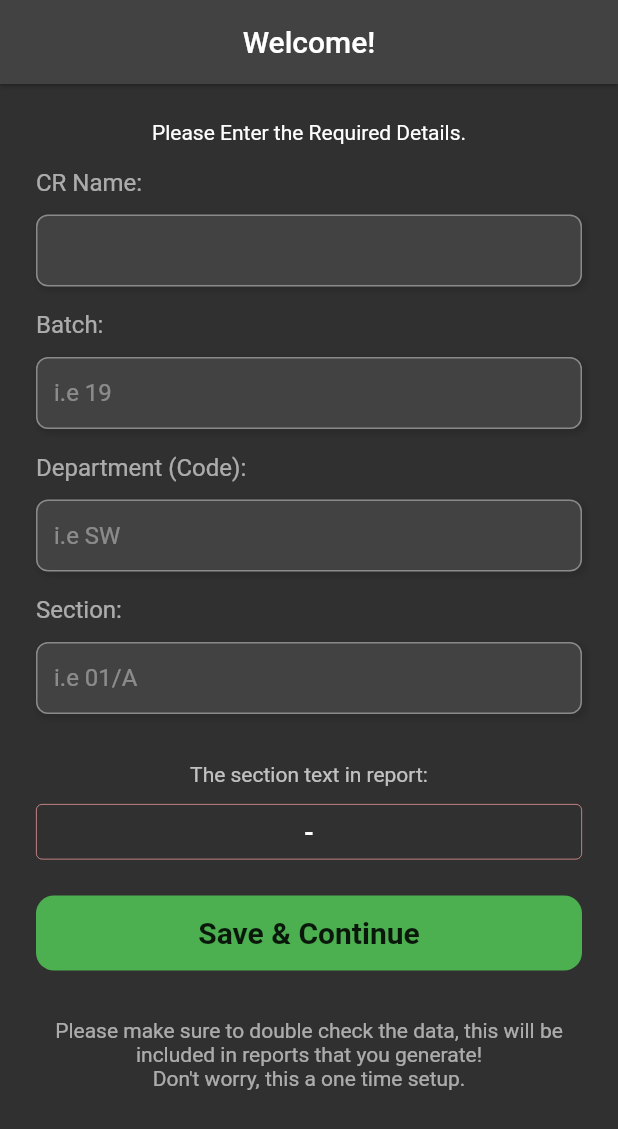
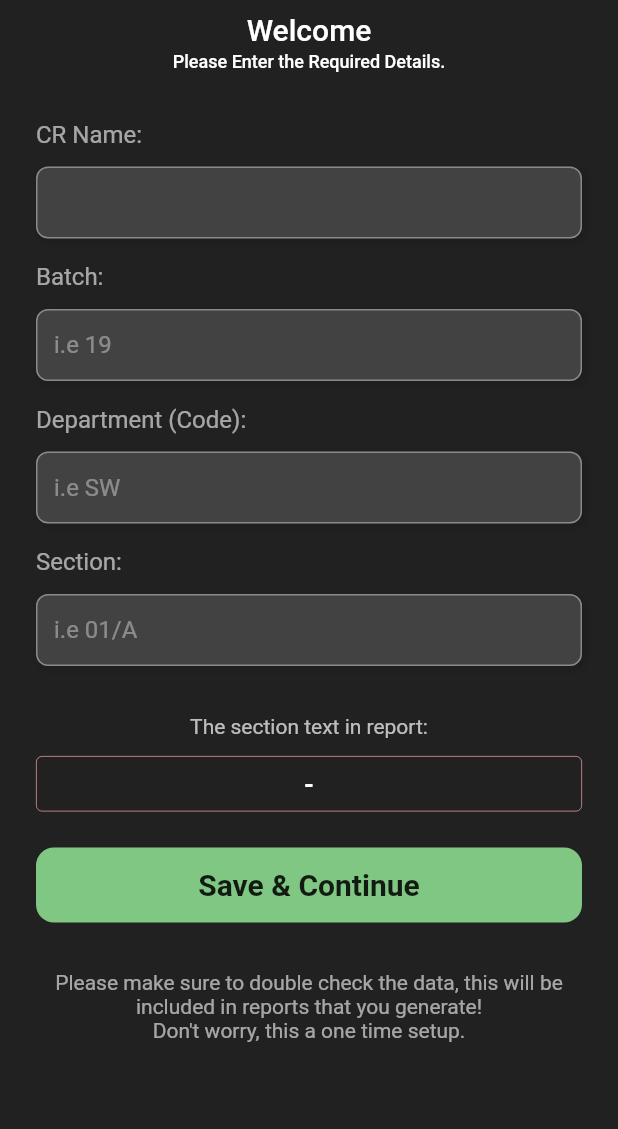
Before and after one commit to rashidwassan/muet-attendance-taking-app, a Flutter app: the screen it shows after launch, on a phone screen of 412 x 824 dp. Shown: the top 1129 px of the screen. Run offline on Flutter 3.47's test engine with Material 2 defaults, Android fonts, the phone set to English and light mode, and no system bars; our stand-ins replace csv, file_picker, hive, lottie, screenshot, share and 1 more; missing offline and left inert: clipboard; accounts and stored records are empty.

Commit message:
UI changes

```diff
--- a/lib/attendance_app.dart
+++ b/lib/attendance_app.dart
@@ -17,7 +17,8 @@ class MUETAttendanceApp extends StatelessWidget {
     return MultiProvider(
       providers: [
         ListenableProvider<StudentListProvider>(
-            create: (_) => StudentListProvider()),
+          create: (_) => StudentListProvider(),
+        ),
         ListenableProvider<UserDataProvider>(create: (_) => UserDataProvider()),
       ],
       child: MaterialApp(
@@ -26,6 +27,13 @@ class MUETAttendanceApp extends StatelessWidget {
         theme: ThemeData(
           primarySwatch: Colors.blue,
           brightness: Brightness.dark,
+          appBarTheme: AppBarTheme(
+            backgroundColor: Colors.grey.shade900,
+            centerTitle: true,
+            elevation: 0,
+            iconTheme: const IconThemeData(size: 20),
+          ),
+          scaffoldBackgroundColor: Colors.grey.shade900,
         ),
         initialRoute: SplashScreen.routeName,
         routes: {
--- a/lib/providers/students_list_provider.dart
+++ b/lib/providers/students_list_provider.dart
@@ -92,7 +92,7 @@ class StudentListProvider with ChangeNotifier {
   loadStudentRecord() async {
     final box = await Hive.openBox<Student>('studentsRecord');
     _allStudents = box.values.toList();
-    _allStudents.add(Student(name: '', rollNumber: 'All Done!'));
+    _allStudents.add(Student(name: '✅', rollNumber: 'All Done!'));
     notifyListeners();
   }
 }
--- a/lib/screens/attendance_page.dart
+++ b/lib/screens/attendance_page.dart
@@ -63,11 +63,7 @@ class _AttendancePageState extends State<AttendancePage> {
   @override
   Widget build(BuildContext context) {
     return Scaffold(
-      backgroundColor: Colors.grey.shade900,
       appBar: AppBar(
-        elevation: 1,
-        centerTitle: true,
-        backgroundColor: Colors.grey.shade900,
         title: userInfo == null
             ? const SizedBox()
             : Consumer<StudentListProvider>(
--- a/lib/screens/batch_section_input_page.dart
+++ b/lib/screens/batch_section_input_page.dart
@@ -57,12 +57,21 @@ class _BatchAndSectionSpecificationScreenState
     return Scaffold(
       resizeToAvoidBottomInset: false,
       appBar: AppBar(
-        elevation: 1,
-        centerTitle: true,
-        title: _nameController.text != ''
-            ? Text('Welcome, ${_nameController.text}!')
-            : const Text('Welcome!'),
-      ),
+          title: Column(
+        children: [
+          if (_nameController.text != '')
+            Text('Welcome, ${_nameController.text}!👋🏻')
+          else
+            const Text('Welcome'),
+          const SizedBox(
+            height: 3,
+          ),
+          const Text(
+            "Please Enter the Required Details.",
+            style: TextStyle(fontSize: 12),
+          ),
+        ],
+      )),
       body: Padding(
         padding: const EdgeInsets.all(24),
         child: Form(
@@ -72,14 +81,6 @@ class _BatchAndSectionSpecificationScreenState
               mainAxisAlignment: MainAxisAlignment.center,
               crossAxisAlignment: CrossAxisAlignment.start,
               children: [
-                const Center(
-                  child: Text(
-                    "Please Enter the Required Details.",
-                  ),
-                ),
-                const SizedBox(
-                  height: 16,
-                ),
                 AttendanceAppTextField(
                   batchCodeController: _nameController,
                   focusNode: _nameFieldFocusNode,
@@ -173,7 +174,7 @@ class _BatchAndSectionSpecificationScreenState
                   child: MainButton(
                     buttonText: 'Save & Continue',
                     onPressed: saveAndContinue,
-                    buttonColor: Colors.green,
+                    buttonColor: Colors.green.shade300,
                   ),
                 ),
                 const SizedBox(
--- a/lib/screens/csv_import_screen.dart
+++ b/lib/screens/csv_import_screen.dart
@@ -86,8 +86,6 @@ class CSVDataEntryScreenState extends State<CSVDataEntryScreen> {
   Widget build(BuildContext context) {
     return Scaffold(
       appBar: AppBar(
-        centerTitle: true,
-        elevation: 1,
         title: const Text("CSV Data Entry"),
       ),
       body: Padding(
@@ -129,7 +127,7 @@ class CSVDataEntryScreenState extends State<CSVDataEntryScreen> {
                     height: 16,
                   ),
                   SizedBox(
-                    height: 45,
+                    height: isCSVLoaded ? 45 : 65,
                     child: MainButton(
                       onPressed: isCSVLoaded
                           ? _saveRecordsToDatabase
--- a/lib/screens/report_page.dart
+++ b/lib/screens/report_page.dart
@@ -33,11 +33,7 @@ class _ReportPageState extends State<ReportPage> {
     report = report.substring(0, int.tryParse(report.length.toString())! - 2);
 
     return Scaffold(
-      backgroundColor: Colors.grey.shade900,
       appBar: AppBar(
-        centerTitle: true,
-        elevation: 1,
-        backgroundColor: Colors.grey.shade800,
         title: const Text('Attendance Report'),
       ),
       body: SafeArea(
--- a/lib/screens/students_record_page.dart
+++ b/lib/screens/students_record_page.dart
@@ -23,8 +23,8 @@ class _StudentsRecordPageState extends State<StudentsRecordPage> {
   @override
   Widget build(BuildContext context) {
     return Scaffold(
+      backgroundColor: Colors.grey.shade900,
       appBar: AppBar(
-        elevation: 1,
         title: const Text('Student Database'),
         actions: [
           IconButton(
@@ -165,7 +165,7 @@ class _StudentsRecordPageState extends State<StudentsRecordPage> {
                     onPressed: () {
                       showStudentDataInputDialog(context);
                     },
-                    buttonColor: Colors.green.shade400,
+                    buttonColor: Colors.green.shade300,
                   ),
                 ),
                 const Padding(
```
Also changed, not shown: lib/components/desired_student_wrap.dart (+11 -6 lines), lib/components/dialogs.dart (+9 -7 lines).
